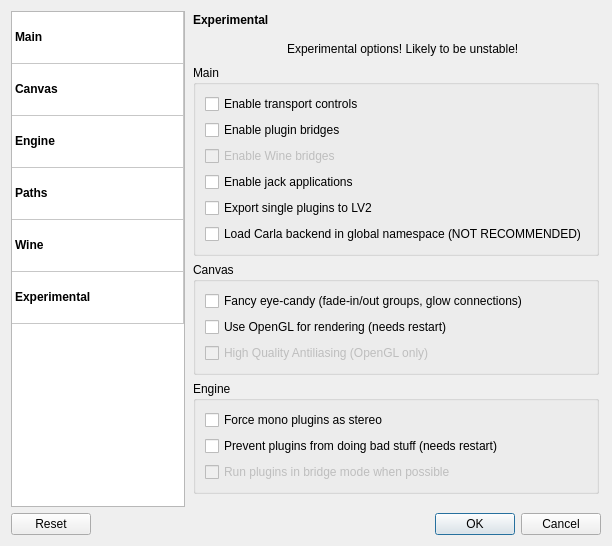
Qt form resources/ui/carla_settings.ui (falkTX/Carla) before a commit.
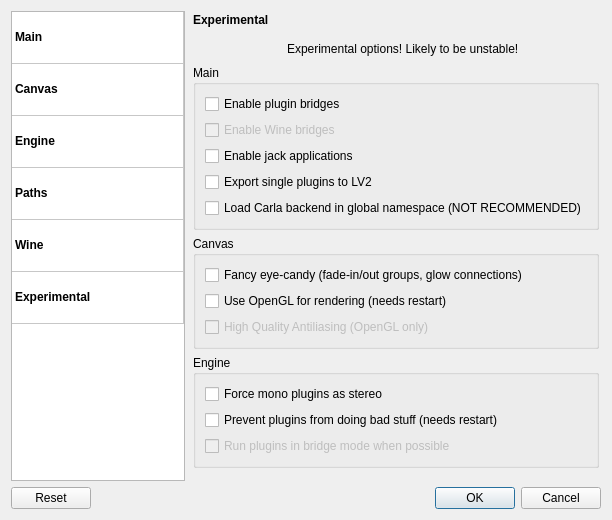
The same form after that commit. The open tabs and pages were chosen to show the change. Icons and pictures are not drawn.

Commit message: Transport controls are now considered stable

```diff
--- a/resources/ui/carla_settings.ui
+++ b/resources/ui/carla_settings.ui
@@ -1793,13 +1793,6 @@
             <string>Main</string>
            </property>
            <layout class="QVBoxLayout" name="verticalLayout_17">
-            <item>
-             <widget class="QCheckBox" name="ch_exp_transport">
-              <property name="text">
-               <string>Enable transport controls</string>
-              </property>
-             </widget>
-            </item>
             <item>
              <widget class="QCheckBox" name="cb_exp_plugin_bridges">
               <property name="text">
```
The commit also changes 5 other files.
